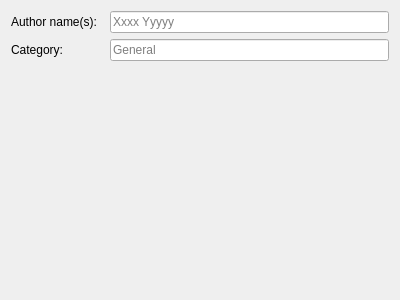
Before: the Qt Designer form mapclient/tools/pluginwizard/qt/misc.ui in hsorby/mapclient-src, drawn with Qt 5.
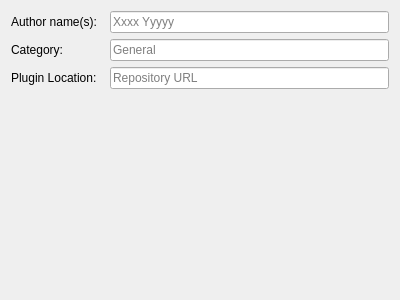
After: the same form once the commit is applied.

The edit to the form file:
```diff
--- a/mapclient/tools/pluginwizard/qt/misc.ui
+++ b/mapclient/tools/pluginwizard/qt/misc.ui
@@ -48,6 +48,23 @@
      </property>
     </widget>
    </item>
+   <item row="2" column="0">
+    <widget class="QLabel" name="label_3">
+     <property name="text">
+      <string>Plugin Location:</string>
+     </property>
+     <property name="buddy">
+      <cstring>pluginLocationEdit</cstring>
+     </property>
+    </widget>
+   </item>
+   <item row="2" column="1">
+    <widget class="QLineEdit" name="pluginLocationEdit">
+     <property name="placeholderText">
+      <string>Repository URL</string>
+     </property>
+    </widget>
+   </item>
   </layout>
  </widget>
  <resources/>
```
